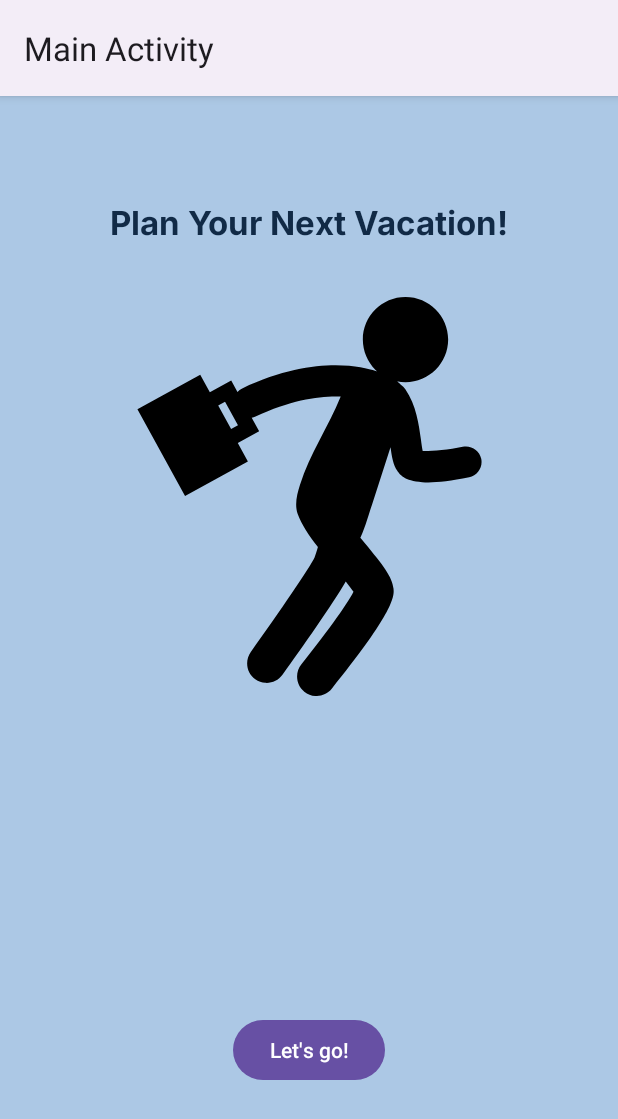
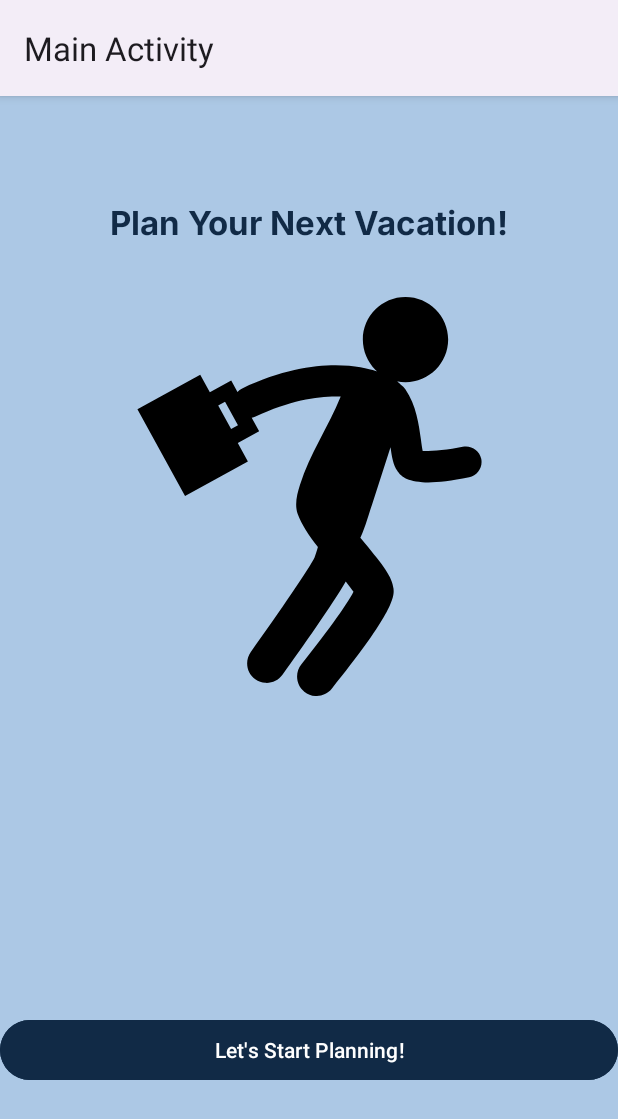
Before and after one commit to ChavezCode/Vacation-Planner-Mobile-App, an Android app: the screen it shows after launch (MainActivity), on a phone screen of 412 x 824 dp. Shown: the top 1119 px of the screen. Run offline under Robolectric (Android 15) with nearby library versions, the phone set to English and light mode, and no system bars.

Commit message:
adding style

```diff
--- a/app/src/main/res/layout/activity_main.xml
+++ b/app/src/main/res/layout/activity_main.xml
@@ -26,12 +26,14 @@
 
     <Button
         android:id="@+id/enterBttn"
-        android:layout_width="wrap_content"
+        android:layout_width="0dp"
         android:layout_height="wrap_content"
         android:layout_marginBottom="100dp"
-        android:text="Let's go!"
+        android:backgroundTint="#112A46"
+        android:text="Let's Start Planning!"
         app:layout_constraintBottom_toBottomOf="parent"
         app:layout_constraintEnd_toEndOf="parent"
+        app:layout_constraintHorizontal_bias="0.0"
         app:layout_constraintStart_toStartOf="parent" />
 
     <ImageView
```
